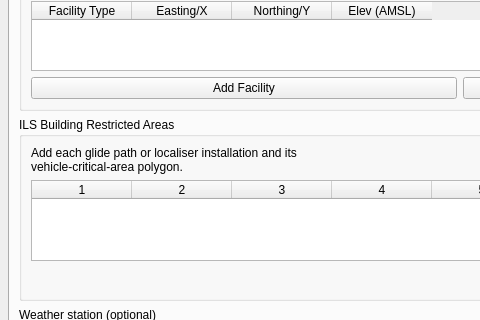
Old version of the form safeguarding_builder_dialog_base.ui in the repository camtodd1/prj-lucid; both pictures show x 0 to 480 and y 217 to 537 of the 920 by 680 pixel window.
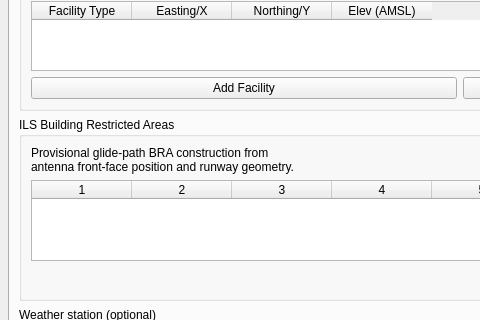
New version of the form. The open tabs and pages were chosen to show the change. Custom widgets are drawn as their Qt base class.

Commit message: Add provisional runway-relative ILS BRA positioning

```diff
--- a/safeguarding_builder_dialog_base.ui
+++ b/safeguarding_builder_dialog_base.ui
@@ -591,7 +591,7 @@
            <item>
             <widget class="QLabel" name="label_ils_bra_description">
              <property name="text">
-              <string>Add each glide path or localiser installation and its vehicle-critical-area polygon.</string>
+              <string>Provisional glide-path BRA construction from antenna front-face position and runway geometry.</string>
              </property>
              <property name="wordWrap">
               <bool>true</bool>
```
The commit also changes 9 other files.
